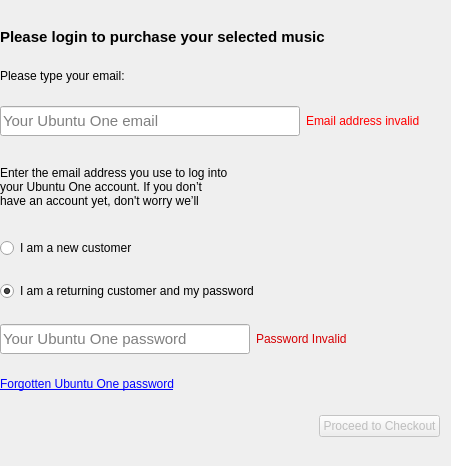
First picture: the form in music-login/loginform.ui, repository ubports/ubuntuone-credentials, before the edit.
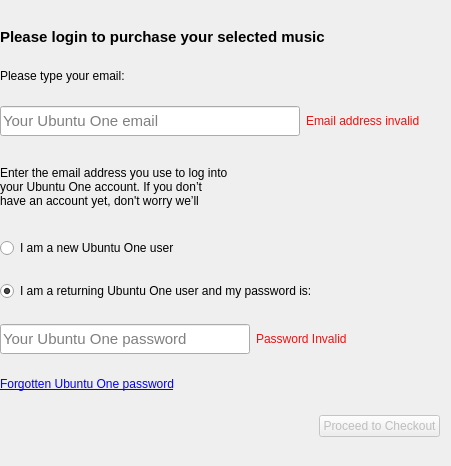
Second picture: the form after the edit.

Commit message: fixing design issues

Patch:
```diff
--- a/music-login/loginform.ui
+++ b/music-login/loginform.ui
@@ -95,7 +95,7 @@
         </sizepolicy>
        </property>
        <property name="text">
-        <string>&lt;html&gt;&lt;head/&gt;&lt;body&gt;&lt;p&gt;&lt;span style=&quot; color:#ff0000;&quot;&gt;Email address invalid&lt;/span&gt;&lt;/p&gt;&lt;/body&gt;&lt;/html&gt;</string>
+        <string>&lt;html&gt;&lt;head/&gt;&lt;body&gt;&lt;p&gt;&lt;span style=&quot; color:#eb1313;&quot;&gt;Email address invalid&lt;/span&gt;&lt;/p&gt;&lt;/body&gt;&lt;/html&gt;</string>
        </property>
       </widget>
      </item>
@@ -163,7 +163,7 @@
       </font>
      </property>
      <property name="text">
-      <string>I am a new customer</string>
+      <string>I am a new Ubuntu One user</string>
      </property>
      <property name="checked">
       <bool>false</bool>
@@ -178,7 +178,7 @@
       </font>
      </property>
      <property name="text">
-      <string>I am a returning customer and my password</string>
+      <string>I am a returning Ubuntu One user and my password is:</string>
      </property>
      <property name="checked">
       <bool>true</bool>
@@ -232,7 +232,7 @@
         </font>
        </property>
        <property name="text">
-        <string>&lt;html&gt;&lt;head/&gt;&lt;body&gt;&lt;p&gt;&lt;span style=&quot; color:#d50003;&quot;&gt;Password Invalid&lt;/span&gt;&lt;/p&gt;&lt;/body&gt;&lt;/html&gt;</string>
+        <string>&lt;html&gt;&lt;head/&gt;&lt;body&gt;&lt;p&gt;&lt;span style=&quot; color:#eb1313;&quot;&gt;Password Invalid&lt;/span&gt;&lt;/p&gt;&lt;/body&gt;&lt;/html&gt;</string>
        </property>
       </widget>
      </item>
```
The commit also changes 6 other files.
